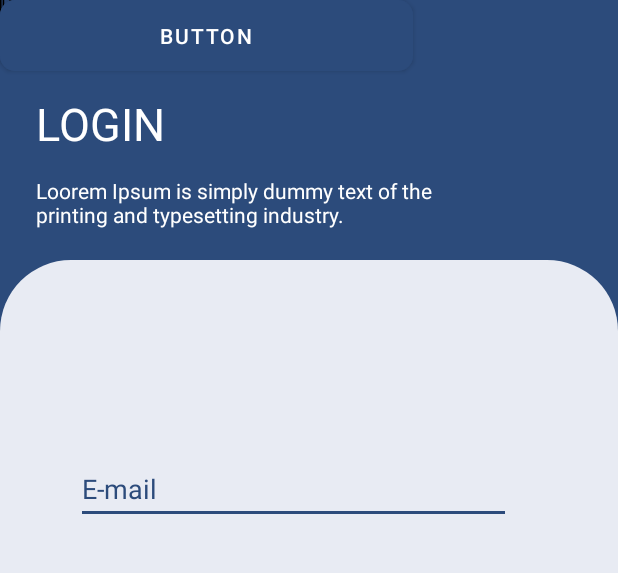
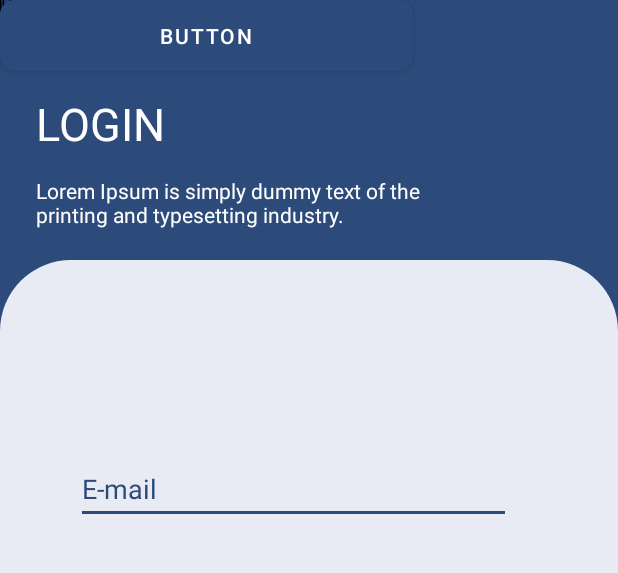
Before and after one commit to Igor12x/SmartEnergy, an Android app: the screen it shows after launch (MainActivity), on a phone screen of 412 x 824 dp, the part 93-666 px from its top. Run offline under Robolectric (Android 15) with nearby library versions, the phone set to English and light mode, and no system bars.

```diff
--- a/app/src/main/res/values/strings.xml
+++ b/app/src/main/res/values/strings.xml
@@ -3,5 +3,5 @@
     <string name="tituloLogin">LOGIN</string>
     <string name="plainEmail">E-mail</string>
     <string name="plainSenha">Digite a senha</string>
-    <string name="textoLogin">Loorem Ipsum is simply dummy text of the printing and typesetting industry.</string>
+    <string name="textoLogin">Lorem Ipsum is simply dummy text of the printing and typesetting industry.</string>
 </resources>
```
